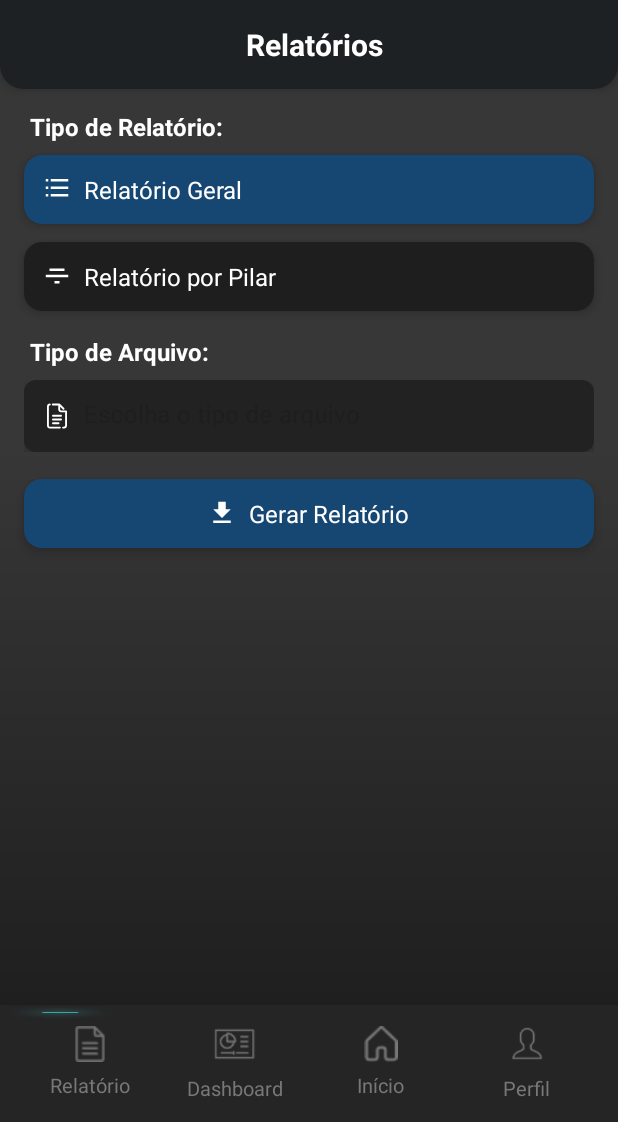
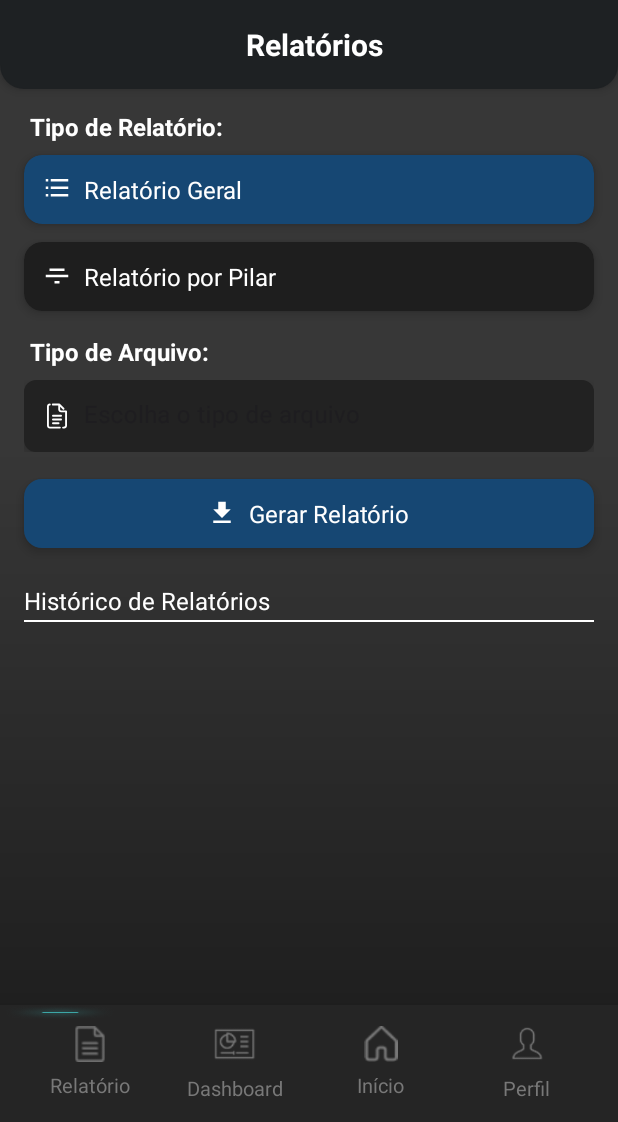
Before and after one commit to sauloadones/SENAC-PE-ProjetoPI-Grupo4, an Android app: the fragment RelatorioFragment placed in its activity, on a phone screen of 412 x 824 dp, the part 114-1236 px from its top. Run offline under Robolectric (Android 15) with nearby library versions, the phone set to English and light mode, and no system bars; our stand-ins replace Room's generated code; 2 statements that could not run were skipped.

Commit message:
Atualização no layout da tela de relatorio

```diff
--- a/app/build.gradle.kts
+++ b/app/build.gradle.kts
@@ -51,12 +51,13 @@ dependencies {
     implementation(libs.androidx.constraintlayout)
     implementation(libs.androidx.fragment.ktx)
     implementation("com.google.android.material:material:1.11.0")
-    implementation ("androidx.work:work-runtime-ktx:2.9.0") // ou versão mais recente
+    implementation("androidx.work:work-runtime-ktx:2.9.0") // ou versão mais recente
 
   // Room
     implementation(libs.room.runtime)
     implementation(libs.room.ktx)
     kapt(libs.room.compiler)
+    implementation("com.google.code.gson:gson:2.10.1")
 
 // ViewModel e Lifecycle
     implementation(libs.lifecycle.viewmodel.ktx)
--- /dev/null
+++ b/app/src/main/java/com/example/appsenkaspi/HistoricoRelatorio.kt
@@ -0,0 +1,6 @@
+package com.example.appsenkaspi
+
+data class HistoricoRelatorio(
+    val titulo: String,
+    val data: String
+)
--- /dev/null
+++ b/app/src/main/java/com/example/appsenkaspi/HistoricoStorage.kt
@@ -0,0 +1,24 @@
+package com.example.appsenkaspi
+
+import android.content.Context
+import com.google.gson.Gson
+import com.google.gson.reflect.TypeToken
+
+object HistoricoStorage {
+
+    private const val PREF_NAME = "historico_prefs"
+    private const val KEY_HISTORICO = "historico_relatorios"
+
+    fun salvar(context: Context, lista: List<HistoricoRelatorio>) {
+        val prefs = context.getSharedPreferences(PREF_NAME, Context.MODE_PRIVATE)
+        val json = Gson().toJson(lista)
+        prefs.edit().putString(KEY_HISTORICO, json).apply()
+    }
+
+    fun carregar(context: Context): MutableList<HistoricoRelatorio> {
+        val prefs = context.getSharedPreferences(PREF_NAME, Context.MODE_PRIVATE)
+        val json = prefs.getString(KEY_HISTORICO, null) ?: return mutableListOf()
+        val type = object : TypeToken<MutableList<HistoricoRelatorio>>() {}.type
+        return Gson().fromJson(json, type)
+    }
+}
--- a/app/src/main/java/com/example/appsenkaspi/RelatorioFragment.kt
+++ b/app/src/main/java/com/example/appsenkaspi/RelatorioFragment.kt
@@ -5,6 +5,10 @@ import android.animation.ValueAnimator
 import android.content.ContentValues
 import android.os.Build
 import android.os.Bundle
+import java.text.SimpleDateFormat
+import java.util.Date
+import java.util.Locale
+import androidx.recyclerview.widget.DividerItemDecoration
 import android.provider.MediaStore
 import android.view.LayoutInflater
 import android.view.View
@@ -18,6 +22,7 @@ import androidx.lifecycle.lifecycleScope
 import androidx.transition.AutoTransition
 import androidx.transition.TransitionManager
 import com.example.appsenkaspi.databinding.FragmentRelatorioBinding
+import androidx.recyclerview.widget.LinearLayoutManager
 import kotlinx.coroutines.Dispatchers
 import kotlinx.coroutines.launch
 import kotlinx.coroutines.withContext
@@ -30,6 +35,8 @@ class RelatorioFragment : Fragment() {
     private val binding get() = _binding!!
     private val pilarViewModel: PilarViewModel by viewModels()
     private val apiService = RetrofitClient.apiService
+    private val historicoRelatorios = mutableListOf<HistoricoRelatorio>()
+    private lateinit var historicoAdapter: HistoricoAdapter
 
     private var listaPilares: List<PilarEntity> = emptyList()
     private lateinit var pilarAdapter: ArrayAdapter<String>
@@ -48,6 +55,27 @@ class RelatorioFragment : Fragment() {
         configurarSpinners()
         configurarBotoes()
         carregarPilares()
+
+        binding.recyclerHistorico.layoutManager = LinearLayoutManager(requireContext())
+        historicoAdapter = HistoricoAdapter(historicoRelatorios)
+        binding.recyclerHistorico.adapter = historicoAdapter
+
+        val divider = DividerItemDecoration(requireContext(), LinearLayoutManager.VERTICAL)
+        ContextCompat.getDrawable(requireContext(), R.drawable.my_divider)?.let { drawable ->
+            divider.setDrawable(drawable)
+            binding.recyclerHistorico.addItemDecoration(divider)
+        }
+
+        carregarHistoricoSalvo()
+
+        binding.textSelecionarPilar.measure(
+            View.MeasureSpec.makeMeasureSpec(binding.baseLayout.width, View.MeasureSpec.AT_MOST),
+            View.MeasureSpec.makeMeasureSpec(0, View.MeasureSpec.UNSPECIFIED)
+        )
+        binding.layoutSpinnerPilares.measure(
+            View.MeasureSpec.makeMeasureSpec(binding.baseLayout.width, View.MeasureSpec.AT_MOST),
+            View.MeasureSpec.makeMeasureSpec(0, View.MeasureSpec.UNSPECIFIED)
+        )
 
         binding.textSelecionarPilar.alpha = 0f
         binding.layoutSpinnerPilares.alpha = 0f
@@ -244,6 +272,17 @@ class RelatorioFragment : Fragment() {
                 response?.let {
                     if (it.isSuccessful) {
                         salvarArquivo(it.body(), "relatorio.$tipo")
+
+                        // >>> Adiciona ao histórico <<<
+                        val titulo = if (isGeral) "Relatório Geral" else "Relatório por Pilar"
+                        val dataAtual = SimpleDateFormat("dd/MM/yyyy 'às' HH:mm", Locale.getDefault()).format(Date())
+
+                        historicoRelatorios.add(0, HistoricoRelatorio(titulo, dataAtual))
+                        historicoAdapter.notifyItemInserted(0)
+                        HistoricoStorage.salvar(requireContext(), historicoRelatorios)
+                        binding.recyclerHistorico.visibility = View.VISIBLE
+                        // >>> Fim <<<
+
                     } else {
                         Toast.makeText(requireContext(), "Erro ao gerar relatório", Toast.LENGTH_SHORT).show()
                     }
@@ -257,6 +296,7 @@ class RelatorioFragment : Fragment() {
             }
         }
     }
+
 
     private fun salvarArquivo(body: ResponseBody?, nomeArquivo: String) {
         if (body == null) return
@@ -314,6 +354,15 @@ class RelatorioFragment : Fragment() {
         }
     }
 
+    private fun carregarHistoricoSalvo() {
+        historicoRelatorios.clear()
+        historicoRelatorios.addAll(HistoricoStorage.carregar(requireContext()))
+        historicoAdapter.notifyDataSetChanged()
+        if (historicoRelatorios.isNotEmpty()) {
+            binding.recyclerHistorico.visibility = View.VISIBLE
+        }
+    }
+
     override fun onDestroyView() {
         _binding = null
         super.onDestroyView()
--- /dev/null
+++ b/app/src/main/res/drawable/ic_baseline_chevron_right_24.xml
@@ -0,0 +1,5 @@
+<vector xmlns:android="http://schemas.android.com/apk/res/android" android:height="24dp" android:tint="#FFFFFF" android:viewportHeight="24" android:viewportWidth="24" android:width="24dp">
+
+    <path android:fillColor="@android:color/white" android:pathData="M10,6L8.59,7.41 13.17,12l-4.58,4.59L10,18l6,-6z"/>
+
+</vector>
--- /dev/null
+++ b/app/src/main/res/drawable/ic_baseline_insert_drive_file_24.xml
@@ -0,0 +1,5 @@
+<vector xmlns:android="http://schemas.android.com/apk/res/android" android:autoMirrored="true" android:height="24dp" android:tint="#FFFFFF" android:viewportHeight="24" android:viewportWidth="24" android:width="24dp">
+
+    <path android:fillColor="@android:color/white" android:pathData="M6,2c-1.1,0 -1.99,0.9 -1.99,2L4,20c0,1.1 0.89,2 1.99,2L18,22c1.1,0 2,-0.9 2,-2L20,8l-6,-6L6,2zM13,9L13,3.5L18.5,9L13,9z"/>
+
+</vector>
--- /dev/null
+++ b/app/src/main/res/drawable/my_divider.xml
@@ -0,0 +1,5 @@
+<!-- res/drawable/my_divider.xml -->
+<shape xmlns:android="http://schemas.android.com/apk/res/android" android:shape="rectangle">
+    <size android:height="1dp" />
+    <solid android:color="#444444" />
+</shape>
--- /dev/null
+++ b/app/src/main/res/drawable/progress_bar.xml
@@ -0,0 +1,17 @@
+<layer-list xmlns:android="http://schemas.android.com/apk/res/android">
+    <item android:id="@android:id/background">
+        <shape android:shape="rectangle">
+            <solid android:color="#444444"/>
+            <corners android:radius="6dp"/>
+        </shape>
+    </item>
+
+    <item android:id="@android:id/progress">
+        <clip>
+            <shape android:shape="rectangle">
+                <solid android:color="#00BCD4"/>
+                <corners android:radius="6dp"/>
+            </shape>
+        </clip>
+    </item>
+</layer-list>
--- a/app/src/main/res/layout/fragment_relatorio.xml
+++ b/app/src/main/res/layout/fragment_relatorio.xml
@@ -1,11 +1,15 @@
-<?xml version="1.0" encoding="utf-8"?>
-<androidx.constraintlayout.widget.ConstraintLayout
+<androidx.core.widget.NestedScrollView
     xmlns:android="http://schemas.android.com/apk/res/android"
     xmlns:app="http://schemas.android.com/apk/res-auto"
-    android:id="@+id/baseLayout"
     android:layout_width="match_parent"
     android:layout_height="match_parent"
+    android:fillViewport="true"
     android:background="@drawable/background_gradient">
+
+    <androidx.constraintlayout.widget.ConstraintLayout
+        android:id="@+id/baseLayout"
+        android:layout_width="match_parent"
+        android:layout_height="wrap_content">
 
     <include
         android:id="@+id/header"
@@ -160,6 +164,7 @@
         android:minHeight="56dp"
         app:boxCornerRadiusTopStart="12dp"
         app:boxCornerRadiusTopEnd="12dp"
+        android:elevation="4dp"
         app:boxCornerRadiusBottomStart="12dp"
         app:boxCornerRadiusBottomEnd="12dp"
         app:layout_constraintTop_toBottomOf="@id/textSelecionarPilar"
@@ -268,15 +273,59 @@
             android:layout_marginStart="8dp" />
     </LinearLayout>
 
-    <ProgressBar
-        android:id="@+id/progressBar"
-        style="?android:attr/progressBarStyleLarge"
-        android:layout_width="wrap_content"
+        <ProgressBar
+            android:id="@+id/progressBar"
+            style="?android:attr/progressBarStyleHorizontal"
+            android:layout_width="0dp"
+            android:layout_height="8dp"
+            android:layout_marginTop="24dp"
+            android:layout_marginStart="32dp"
+            android:layout_marginEnd="32dp"
+            android:indeterminate="true"
+            android:visibility="gone"
+            android:progressDrawable="@drawable/progress_bar"
+            app:layout_constraintTop_toBottomOf="@id/btnGerarRelatorio"
+            app:layout_constraintStart_toStartOf="parent"
+            app:layout_constraintEnd_toEndOf="parent" />
+
+        <TextView
+            android:id="@+id/tvHistoricoTitulo"
+            android:layout_width="0dp"
+            android:layout_height="wrap_content"
+            android:text="Histórico de Relatórios"
+            android:textSize="16sp"
+            android:textColor="@color/white"
+            android:layout_marginTop="24dp"
+            android:layout_marginBottom="6dp"
+            app:layout_constraintTop_toBottomOf="@id/progressBar"
+            app:layout_constraintStart_toStartOf="parent"
+            app:layout_constraintEnd_toEndOf="parent"
+            android:paddingStart="16dp"
+            android:paddingEnd="16dp"/>
+
+        <View
+            android:layout_width="0dp"
+            android:layout_height="1dp"
+            android:layout_marginStart="16dp"
+            android:layout_marginEnd="16dp"
+            android:layout_marginTop="2dp"
+            android:background="#FFFFFF"
+            app:layout_constraintTop_toBottomOf="@id/tvHistoricoTitulo"
+            app:layout_constraintStart_toStartOf="parent"
+            app:layout_constraintEnd_toEndOf="parent"/>
+
+    <androidx.recyclerview.widget.RecyclerView
+        android:id="@+id/recyclerHistorico"
+        android:layout_width="0dp"
         android:layout_height="wrap_content"
-        android:layout_marginTop="24dp"
+        android:layout_marginTop="16dp"
+        android:paddingHorizontal="16dp"
         android:visibility="gone"
-        app:layout_constraintTop_toBottomOf="@id/btnGerarRelatorio"
+        app:layout_constraintTop_toBottomOf="@id/tvHistoricoTitulo"
         app:layout_constraintStart_toStartOf="parent"
-        app:layout_constraintEnd_toEndOf="parent" />
+        app:layout_constraintEnd_toEndOf="parent"
+        />
 
-</androidx.constraintlayout.widget.ConstraintLayout>
+
+    </androidx.constraintlayout.widget.ConstraintLayout>
+</androidx.core.widget.NestedScrollView>
```
Also changed, not shown: app/src/main/java/com/example/appsenkaspi/HistoricoAdapter.kt (added, +30 -0 lines), app/src/main/res/layout/item_historico_relatorio.xml (added, +48 -0 lines).
